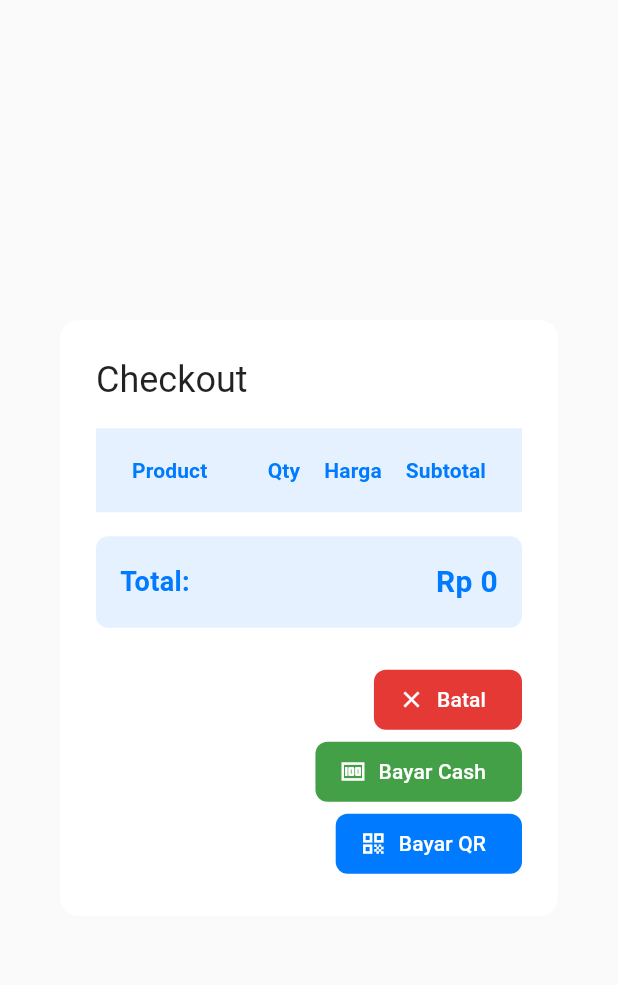
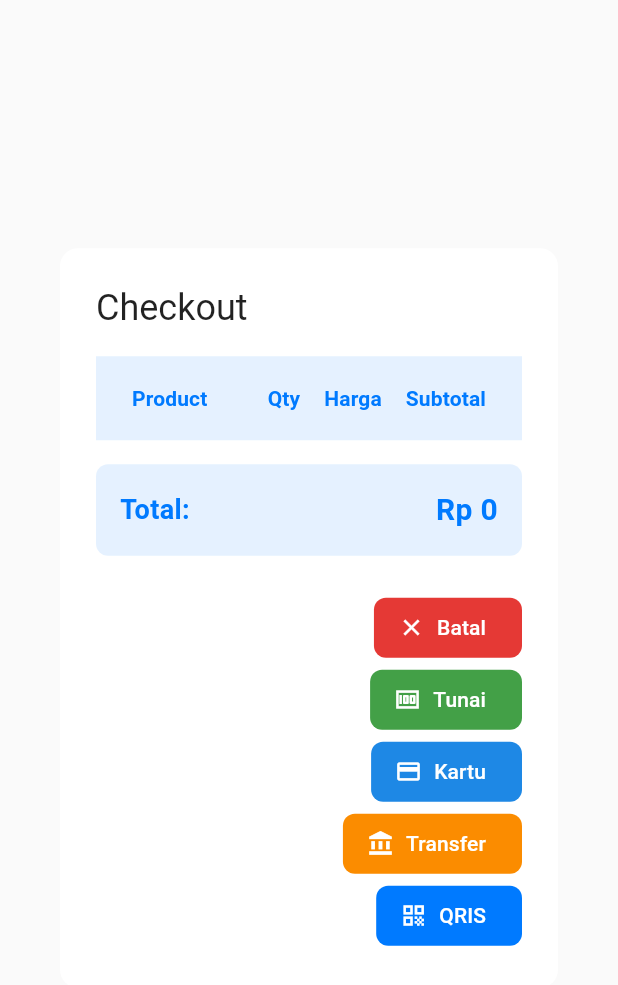
Before and after one commit to gust4m4n/myposmobile, a Flutter app: the CheckoutDialog widget shown alone on an empty page, opened directly with empty values, on a phone screen of 412 x 824 dp. Shown: the top 985 px of the screen. Run offline on Flutter 3.47's test engine with Material 3 defaults, Android fonts, the phone set to English and light mode, and no system bars; our stand-ins replace shared_preferences; missing offline and left inert: screen_retriever, window_manager; accounts and stored records are empty; network calls fail; statements that could not run were skipped.

Commit message:
Payment methods

```diff
--- a/lib/pos/checkout_dialog.dart
+++ b/lib/pos/checkout_dialog.dart
@@ -126,20 +126,38 @@ class CheckoutDialog extends StatelessWidget {
         ),
         ActionButton(
           onPressed: () async {
+            await onProcessCheckout('cash');
             Navigator.pop(context);
-            await onProcessCheckout('cash');
           },
           icon: Icons.money,
-          label: 'Bayar Cash',
+          label: 'Tunai',
           backgroundColor: Colors.green.shade600,
         ),
         ActionButton(
           onPressed: () async {
+            await onProcessCheckout('card');
             Navigator.pop(context);
-            await onProcessCheckout('qr');
+          },
+          icon: Icons.credit_card,
+          label: 'Kartu',
+          backgroundColor: Colors.blue.shade600,
+        ),
+        ActionButton(
+          onPressed: () async {
+            await onProcessCheckout('transfer');
+            Navigator.pop(context);
+          },
+          icon: Icons.account_balance,
+          label: 'Transfer',
+          backgroundColor: Colors.orange.shade600,
+        ),
+        ActionButton(
+          onPressed: () async {
+            await onProcessCheckout('qris');
+            Navigator.pop(context);
           },
           icon: Icons.qr_code,
-          label: 'Bayar QR',
+          label: 'QRIS',
           backgroundColor: theme.colorScheme.primary,
         ),
       ],
```
Also changed, not shown: lib/pos/product_item_widget.dart (+3 -7 lines), 1 other file.
